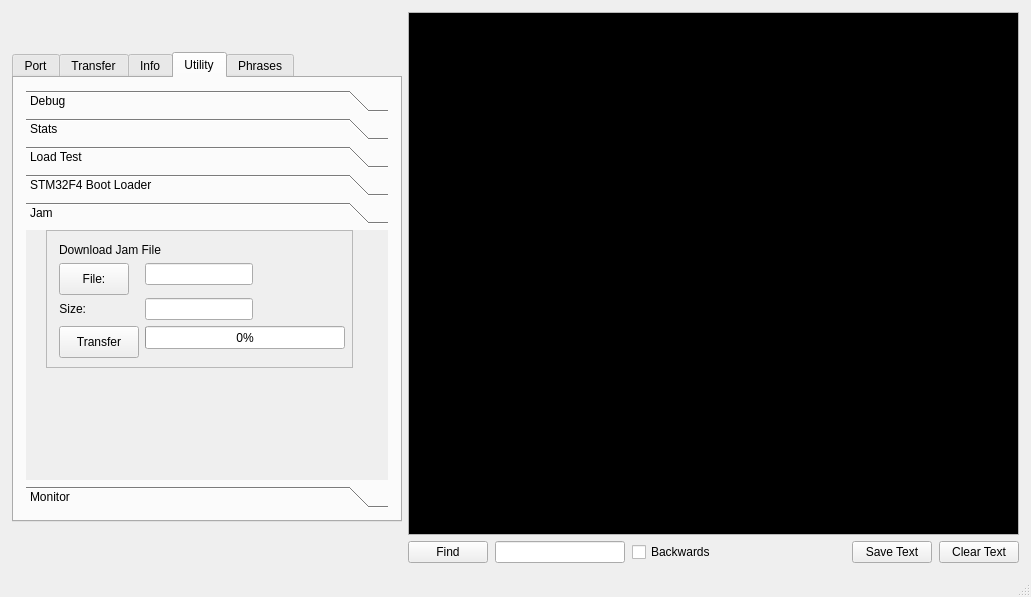
Above: mainWindow.ui from strawbot/TimbreTalk before the change. Below: the same form after it.
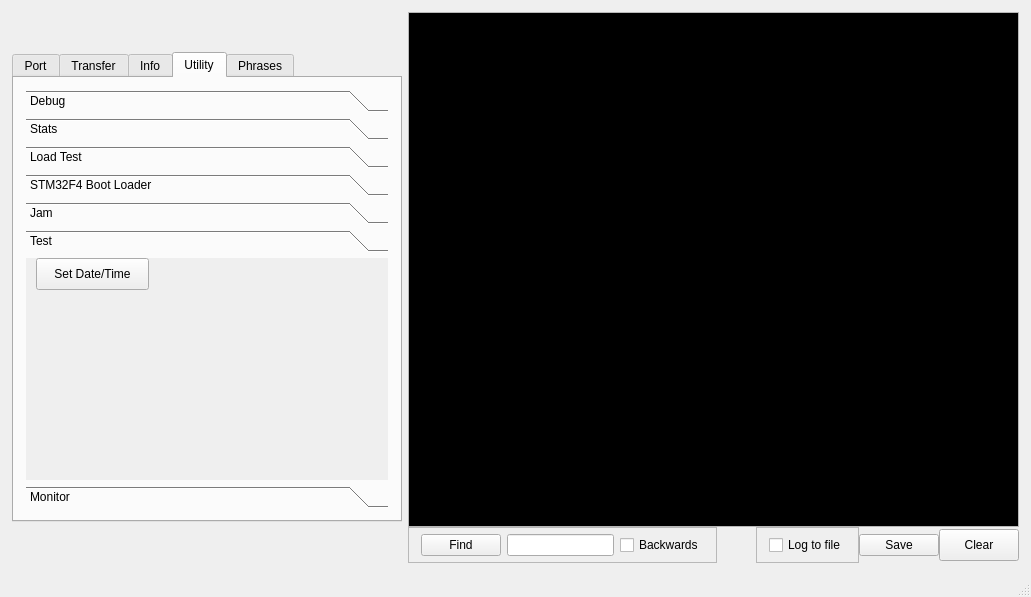
That is the form after the change.

Commit message: Moving forward with most recent version of GUI with Test Toolbox and Log to File check box

What changed in the file:
```diff
--- a/mainWindow.ui
+++ b/mainWindow.ui
@@ -1259,7 +1259,7 @@
             <item>
              <widget class="QToolBox" name="toolBox">
               <property name="currentIndex">
-               <number>4</number>
+               <number>5</number>
               </property>
               <widget class="QWidget" name="Debug">
                <property name="geometry">
@@ -2016,7 +2016,7 @@
                  <x>0</x>
                  <y>0</y>
                  <width>360</width>
-                 <height>231</height>
+                 <height>179</height>
                 </rect>
                </property>
                <attribute name="label">
@@ -2150,6 +2150,32 @@
                 </layout>
                </widget>
               </widget>
+              <widget class="QWidget" name="page_2">
+               <property name="geometry">
+                <rect>
+                 <x>0</x>
+                 <y>0</y>
+                 <width>360</width>
+                 <height>179</height>
+                </rect>
+               </property>
+               <attribute name="label">
+                <string>Test</string>
+               </attribute>
+               <widget class="QPushButton" name="setDateTime">
+                <property name="geometry">
+                 <rect>
+                  <x>10</x>
+                  <y>0</y>
+                  <width>113</width>
+                  <height>32</height>
+                 </rect>
+                </property>
+                <property name="text">
+                 <string>Set Date/Time</string>
+                </property>
+               </widget>
+              </widget>
               <widget class="QWidget" name="Monitor">
                <property name="geometry">
                 <rect>
@@ -2715,6 +2741,9 @@
       </item>
       <item>
        <layout class="QVBoxLayout" name="verticalLayout_5">
+        <property name="spacing">
+         <number>0</number>
+        </property>
         <item>
          <widget class="QPlainTextEdit" name="textEdit">
           <property name="minimumSize">
@@ -2866,23 +2895,47 @@
         <item>
          <layout class="QHBoxLayout" name="horizontalLayout_35">
           <property name="spacing">
-           <number>7</number>
+           <number>-1</number>
           </property>
           <item>
-           <widget class="QPushButton" name="Find">
-            <property name="text">
-             <string>Find</string>
+           <widget class="QFrame" name="frame">
+            <property name="minimumSize">
+             <size>
+              <width>0</width>
+              <height>0</height>
+             </size>
             </property>
-           </widget>
-          </item>
-          <item>
-           <widget class="QLineEdit" name="FindText"/>
-          </item>
-          <item>
-           <widget class="QCheckBox" name="FindBackwards">
-            <property name="text">
-             <string>Backwards</string>
+            <property name="frameShape">
+             <enum>QFrame::StyledPanel</enum>
             </property>
+            <property name="frameShadow">
+             <enum>QFrame::Raised</enum>
+            </property>
+            <layout class="QHBoxLayout" name="horizontalLayout_8">
+             <property name="topMargin">
+              <number>6</number>
+             </property>
+             <property name="bottomMargin">
+              <number>6</number>
+             </property>
+             <item>
+              <widget class="QPushButton" name="Find">
+               <property name="text">
+                <string>Find</string>
+               </property>
+              </widget>
+             </item>
+             <item>
+              <widget class="QLineEdit" name="FindText"/>
+             </item>
+             <item>
+              <widget class="QCheckBox" name="FindBackwards">
+               <property name="text">
+                <string>Backwards</string>
+               </property>
+              </widget>
+             </item>
+            </layout>
            </widget>
           </item>
           <item>
@@ -2898,10 +2951,41 @@
             </property>
            </spacer>
           </item>
+          <item>
+           <widget class="QFrame" name="frame_4">
+            <property name="minimumSize">
+             <size>
+              <width>0</width>
+              <height>0</height>
+             </size>
+            </property>
+            <property name="frameShape">
+             <enum>QFrame::StyledPanel</enum>
+            </property>
+            <property name="frameShadow">
+             <enum>QFrame::Raised</enum>
+            </property>
+            <layout class="QHBoxLayout" name="horizontalLayout_11">
+             <property name="topMargin">
+              <number>6</number>
+             </property>
+             <property name="bottomMargin">
+              <number>6</number>
+             </property>
+             <item>
+              <widget class="QCheckBox" name="checkBox_3">
+               <property name="text">
+                <string>Log to file</string>
+               </property>
+              </widget>
+             </item>
+            </layout>
+           </widget>
+          </item>
           <item>
            <widget class="QPushButton" name="saveText">
             <property name="text">
-             <string>Save Text</string>
+             <string>Save</string>
             </property>
            </widget>
           </item>
@@ -2914,7 +2998,7 @@
              </size>
             </property>
             <property name="text">
-             <string>Clear Text</string>
+             <string>Clear</string>
             </property>
            </widget>
           </item>
```
Left out of the diff: 18 changed lines with no effect on the pictures.
